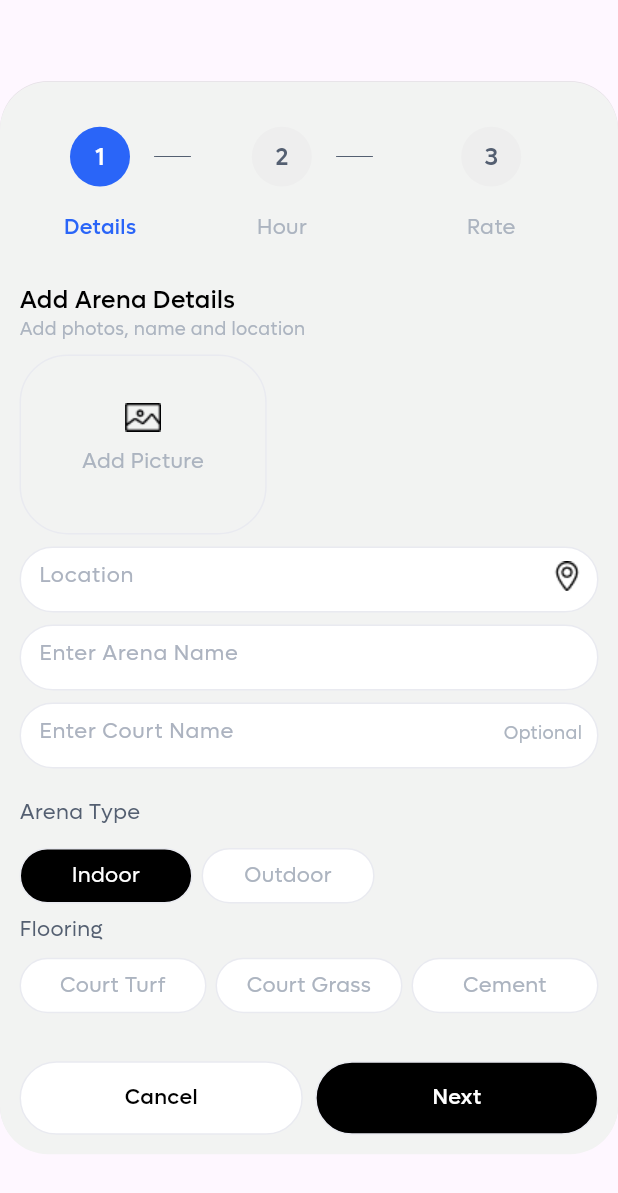
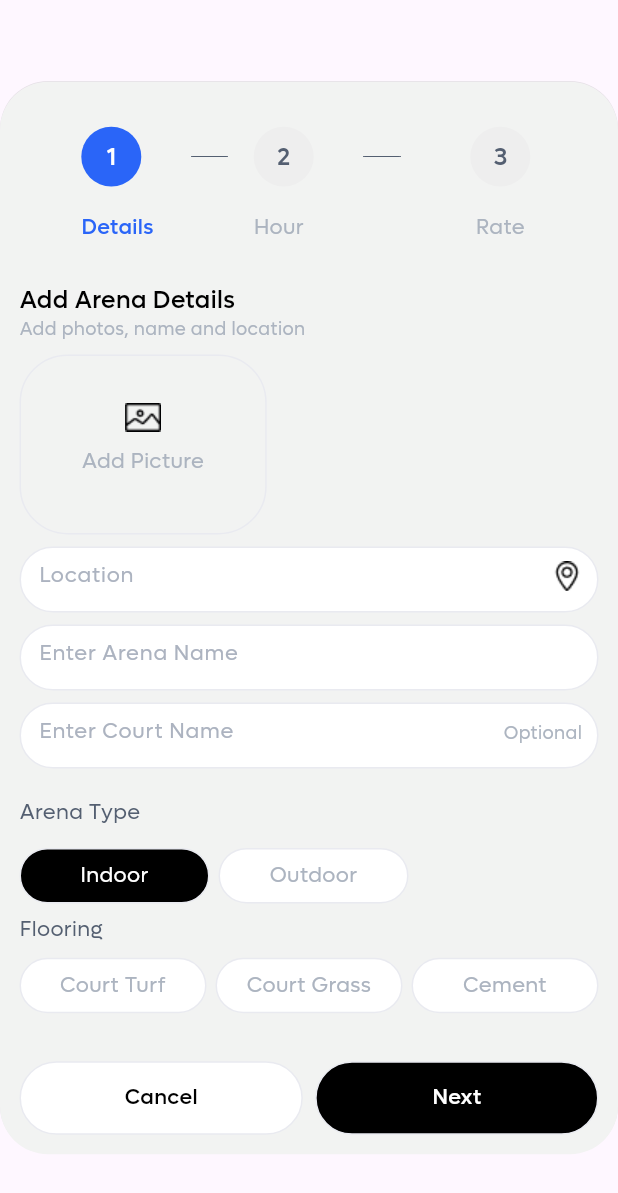
Before and after one commit to Waqas0321/Lawan_App, a Flutter app: the screen it shows after launch, on a phone screen of 412 x 824 dp. Shown: the top 1193 px of the screen. Run offline on Flutter 3.47's test engine with Material 3 defaults, Android fonts, the phone set to English and light mode, and no system bars; our stand-ins replace device_preview, flutter_screenutil, get; missing offline and left inert: adaptive_sizer.

Commit message:
Add Areena Responsive

```diff
--- a/lawan/lib/app/widgets/Areena/Add-Arena-Container.dart
+++ b/lawan/lib/app/widgets/Areena/Add-Arena-Container.dart
@@ -59,7 +59,7 @@ class CustomCard extends StatelessWidget {
                 SizedBox(
                   width: 16,
                 ),
-                if (showline) Image.asset(Images.line),
+                if (showline) Expanded(child: Image.asset(Images.line)),
               ],
             ),
           ),
@@ -81,7 +81,7 @@ class CustomCard extends StatelessWidget {
                 SizedBox(
                   width: 16,
                 ),
-                if (showline) Image.asset(Images.line, color: Colors.transparent,),
+                if (showline) Expanded(child: Image.asset(Images.line, color: Colors.transparent,)),
               ],
             ),
           ),
--- a/lawan/lib/app/widgets/Areena/AddArena1.dart
+++ b/lawan/lib/app/widgets/Areena/AddArena1.dart
@@ -58,11 +58,12 @@ class _AddAreena1State extends State<AddAreena1> {
                   children: [
                     Expanded(
                       child: Padding(
-                        padding:  EdgeInsets.only(left: MediaQuery.of(context).size.width * 0.04),
+                        padding:  EdgeInsets.only(left: MediaQuery.of(context).size.width * 0.1),
                         child: Row(
                           mainAxisAlignment: MainAxisAlignment.center,
                           children: [
-                            CustomCard(
+                            Expanded(
+                              child: CustomCard(
                                 count: '1',
                                 text: Apptext.details,
                                 color: AappColor.bluee,
@@ -70,6 +71,7 @@ class _AddAreena1State extends State<AddAreena1> {
                                 countcolor: AappColor.white,
                                 textcolor: AappColor.bluee,
                                 fontWeight: FontWeight.w500,
+                              ),
                             ),
                             Expanded(
                               child: CustomCard(
@@ -195,17 +197,22 @@ class _AddAreena1State extends State<AddAreena1> {
                     Row(
                       mainAxisAlignment: MainAxisAlignment.start,
                       children: [
-                        ArenaINOutButton(
+                        Expanded(
+                          child: ArenaINOutButton(
                             text: 'Indoor',
                             isSelected: _selectedButton == 'Indoor',
                             onPressed: () => _onButtonPressed('Indoor'),
                           ),
+                        ),
                         SizedBox(width: 6),
-                        ArenaINOutButton(
+                        Expanded(
+                          child: ArenaINOutButton(
                             text: 'Outdoor',
                             isSelected: _selectedButton == 'Outdoor',
                             onPressed: () => _onButtonPressed('Outdoor'),
                           ),
+                        ),
+                        Expanded(child: SizedBox(width: 70)),
                       ],
                     ),
                     SizedBox(
```
Lines whose indentation alone changed are shown as unchanged.
